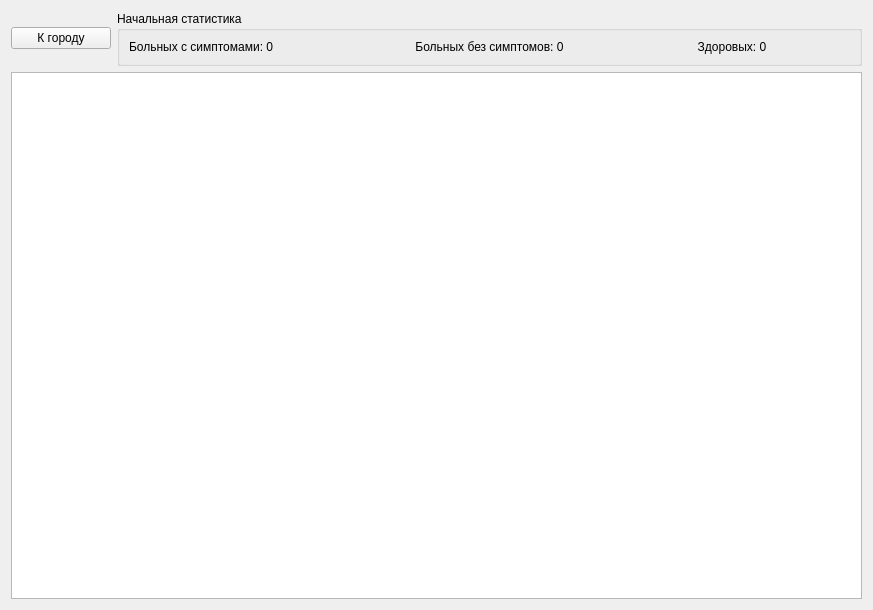
This is simulationStage/districtvisualizer.ui in DergunNik/PlagueSim as Qt 5 draws it before an edit. The edited form follows.
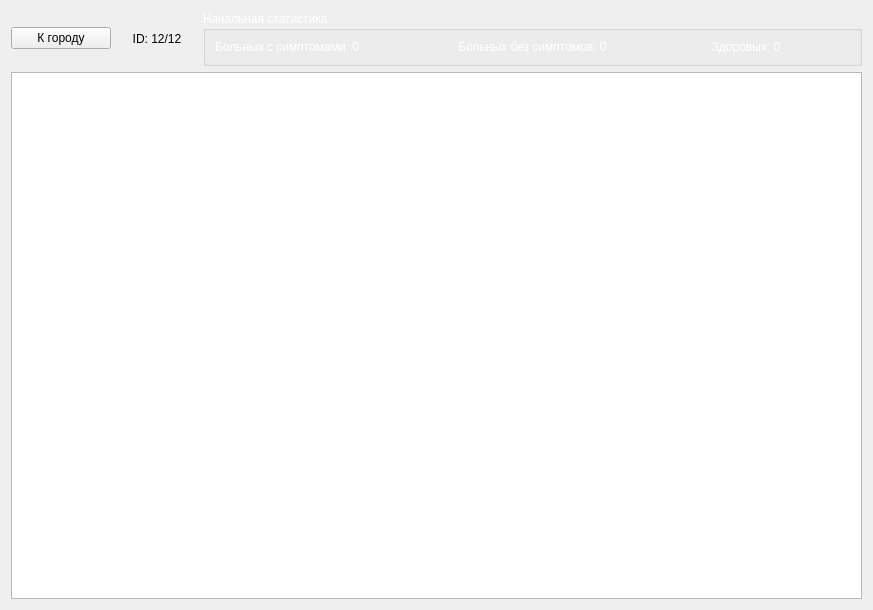
This is the edited form.

```diff
--- a/simulationStage/districtvisualizer.ui
+++ b/simulationStage/districtvisualizer.ui
@@ -14,6 +14,9 @@
    <string>Form</string>
   </property>
   <layout class="QGridLayout" name="gridLayout">
+   <item row="1" column="0" colspan="3">
+    <widget class="QGraphicsView" name="graphicsView"/>
+   </item>
    <item row="0" column="0">
     <widget class="QPushButton" name="backBtn">
      <property name="maximumSize">
@@ -27,8 +30,99 @@
      </property>
     </widget>
    </item>
-   <item row="0" column="1">
+   <item row="0" column="2">
     <widget class="QGroupBox" name="groupBox">
+     <property name="palette">
+      <palette>
+       <active>
+        <colorrole role="WindowText">
+         <brush brushstyle="SolidPattern">
+          <color alpha="255">
+           <red>255</red>
+           <green>255</green>
+           <blue>255</blue>
+          </color>
+         </brush>
+        </colorrole>
+        <colorrole role="Text">
+         <brush brushstyle="SolidPattern">
+          <color alpha="255">
+           <red>255</red>
+           <green>255</green>
+           <blue>255</blue>
+          </color>
+         </brush>
+        </colorrole>
+        <colorrole role="ButtonText">
+         <brush brushstyle="SolidPattern">
+          <color alpha="255">
+           <red>255</red>
+           <green>255</green>
+           <blue>255</blue>
+          </color>
+         </brush>
+        </colorrole>
+        <colorrole role="ToolTipText">
+         <brush brushstyle="SolidPattern">
+          <color alpha="255">
+           <red>255</red>
+           <green>255</green>
+           <blue>255</blue>
+          </color>
+         </brush>
+        </colorrole>
+       </active>
+       <inactive>
+        <colorrole role="WindowText">
+         <brush brushstyle="SolidPattern">
+          <color alpha="255">
+           <red>255</red>
+           <green>255</green>
+           <blue>255</blue>
+          </color>
+         </brush>
+        </colorrole>
+        <colorrole role="Text">
+         <brush brushstyle="SolidPattern">
+          <color alpha="255">
+           <red>255</red>
+           <green>255</green>
+           <blue>255</blue>
+          </color>
+         </brush>
+        </colorrole>
+        <colorrole role="ButtonText">
+         <brush brushstyle="SolidPattern">
+          <color alpha="255">
+           <red>255</red>
+           <green>255</green>
+           <blue>255</blue>
+          </color>
+         </brush>
+        </colorrole>
+        <colorrole role="ToolTipText">
+         <brush brushstyle="SolidPattern">
+          <color alpha="255">
+           <red>255</red>
+           <green>255</green>
+           <blue>255</blue>
+          </color>
+         </brush>
+        </colorrole>
+       </inactive>
+       <disabled>
+        <colorrole role="ToolTipText">
+         <brush brushstyle="SolidPattern">
+          <color alpha="255">
+           <red>255</red>
+           <green>255</green>
+           <blue>255</blue>
+          </color>
+         </brush>
+        </colorrole>
+       </disabled>
+      </palette>
+     </property>
      <property name="title">
       <string>Начальная статистика</string>
      </property>
@@ -66,8 +160,21 @@
      </layout>
     </widget>
    </item>
-   <item row="1" column="0" colspan="2">
-    <widget class="QGraphicsView" name="graphicsView"/>
+   <item row="0" column="1">
+    <widget class="QLabel" name="idLbl">
+     <property name="maximumSize">
+      <size>
+       <width>80</width>
+       <height>16777215</height>
+      </size>
+     </property>
+     <property name="text">
+      <string>ID: 12/12</string>
+     </property>
+     <property name="alignment">
+      <set>Qt::AlignCenter</set>
+     </property>
+    </widget>
    </item>
   </layout>
  </widget>
```
